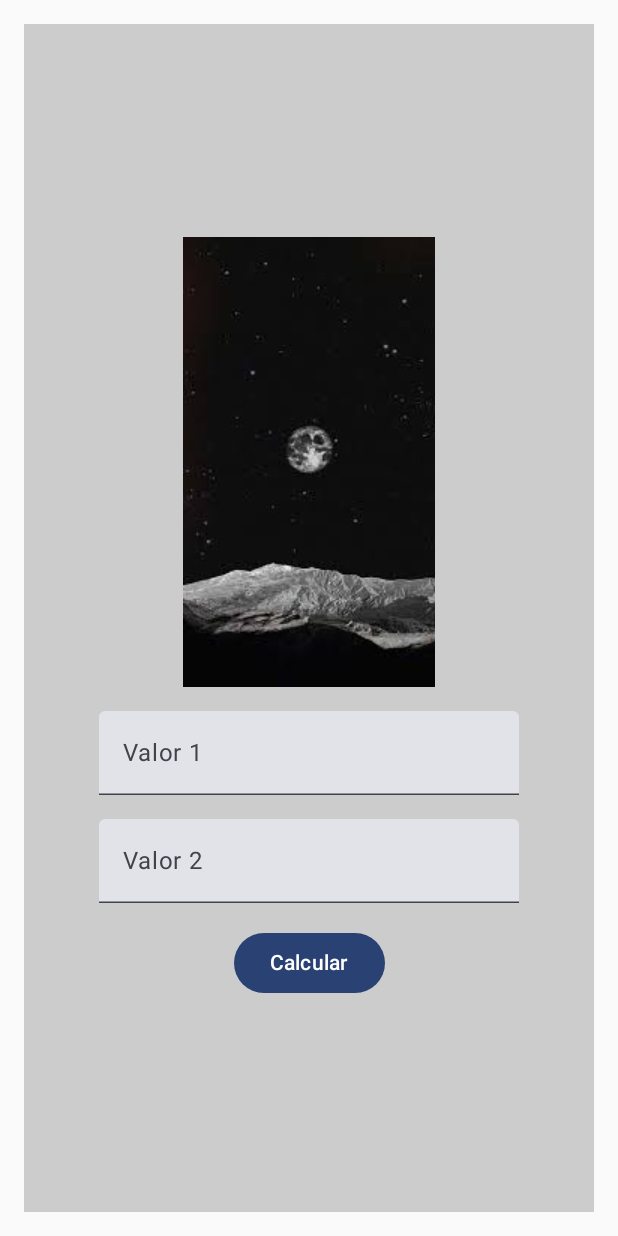
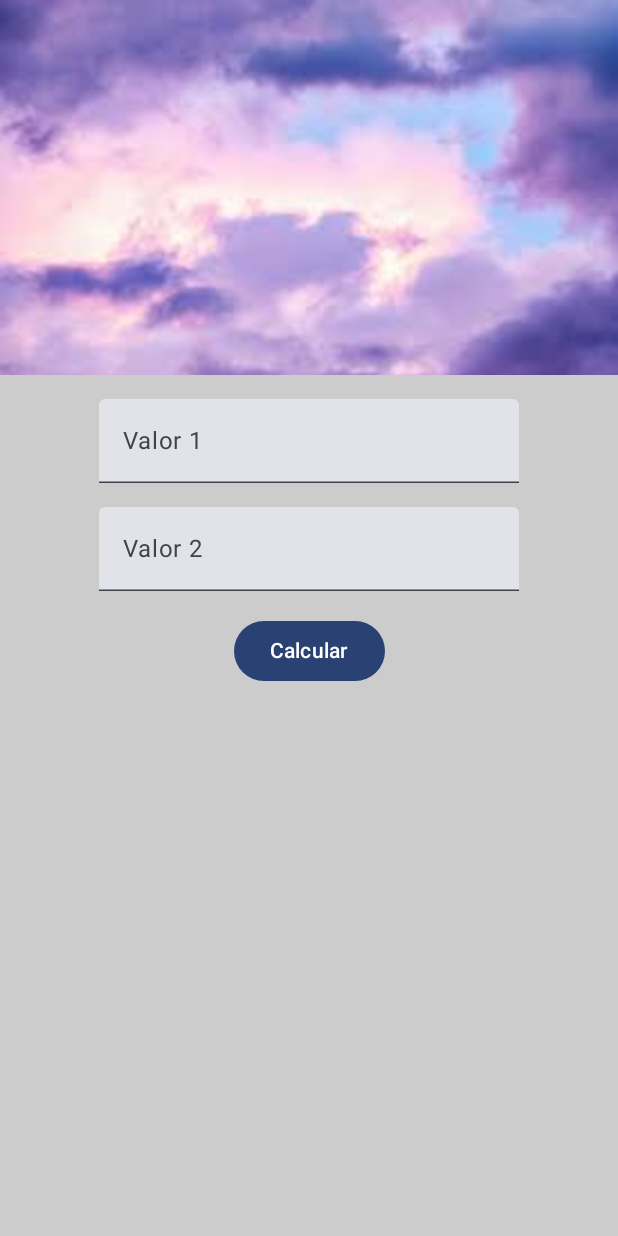
Before and after one commit to KarimeHdz/Practica1, an Android app built with Jetpack Compose: the screen it shows after launch (MainActivity), on a phone screen of 412 x 824 dp. Run offline under Robolectric (Android 15) with nearby library versions, the phone set to English and light mode, and no system bars.

Commit message:
Clase 18 de febrero 2025 Practica 2

```diff
--- a/app/src/main/java/com/example/ejercicio1/MainActivity.kt
+++ b/app/src/main/java/com/example/ejercicio1/MainActivity.kt
@@ -55,27 +55,42 @@ fun GreetingPreview() {
     Column(
         modifier = Modifier
             .fillMaxSize()
-            .padding(16.dp)
             .background(Color.LightGray),
-        verticalArrangement = Arrangement.Center,
+        verticalArrangement = Arrangement.Top,
         horizontalAlignment = Alignment.CenterHorizontally
     ) {
-        SimpleImage()
+        // Imagen en la parte superior con tamaño adecuado
+        SimpleImage(
+            modifier = Modifier
+                .fillMaxWidth()
+                .height(250.dp) // Ajusta la altura según sea necesario
+        )
+
         Spacer(modifier = Modifier.height(16.dp))
-        TextFieldWithInputType()
-        Spacer(modifier = Modifier.height(16.dp))
-        TextFieldWithInputType2()
-        Spacer(modifier = Modifier.height(16.dp))
-        SimpleButton()
+
+        // Campos de texto y botón
+        Column(
+            modifier = Modifier
+                .fillMaxWidth()
+                .padding(horizontal = 16.dp),
+            horizontalAlignment = Alignment.CenterHorizontally
+        ) {
+            TextFieldWithInputType()
+            Spacer(modifier = Modifier.height(16.dp))
+            TextFieldWithInputType2()
+            Spacer(modifier = Modifier.height(16.dp))
+            SimpleButton()
+        }
     }
 }
 
 @Composable
-fun SimpleImage() {
+fun SimpleImage(modifier: Modifier = Modifier) {
     Image(
-        painter = painterResource(id = R.drawable.fondo),
-        contentDescription = "Andy Rubin",
-        modifier = Modifier.fillMaxWidth()
+        painter = painterResource(id = R.drawable.foto),
+        contentDescription = "foto",
+        modifier = modifier,
+        contentScale = ContentScale.Crop // Ajusta la imagen para cubrir sin deformarse
     )
 }
 
```
Also changed, not shown: app/src/main/res/drawable/foto.jpg (added).
